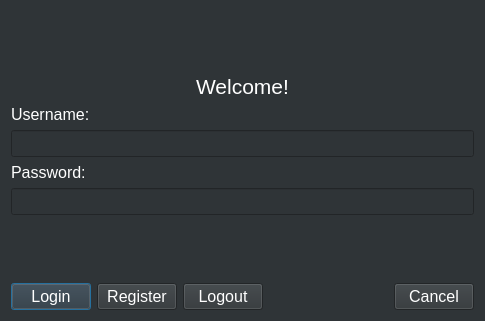
Old version of the form logindialog.ui in the repository alvi-khan/Marshal.
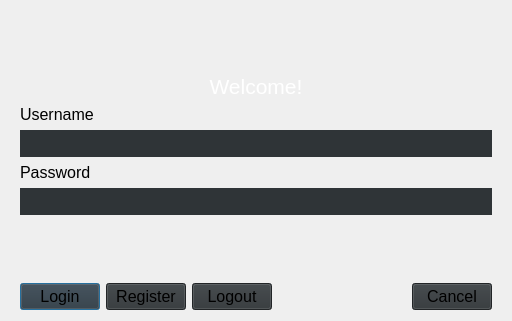
New version of the form.

```diff
--- a/logindialog.ui
+++ b/logindialog.ui
@@ -6,7 +6,7 @@
    <rect>
     <x>0</x>
     <y>0</y>
-    <width>485</width>
+    <width>512</width>
     <height>321</height>
    </rect>
   </property>
@@ -20,10 +20,25 @@
    <string>Dialog</string>
   </property>
   <property name="styleSheet">
-   <string notr="true">background-color: rgb(47, 52, 55);
-color: rgb(255, 255, 255);</string>
+   <string notr="true">background-color: rgb(46,46,46);
+color: rgb(255, 255, 255);
+QDialog#LoginDialog {
+padding-right: 20px;
+padding-left: 20px;
+}
+QPushButton:hover{
+background-color: red;
+}
+
+</string>
   </property>
   <layout class="QVBoxLayout" name="verticalLayout">
+   <property name="leftMargin">
+    <number>20</number>
+   </property>
+   <property name="rightMargin">
+    <number>20</number>
+   </property>
    <item>
     <spacer name="verticalSpacer_2">
      <property name="orientation">
@@ -45,6 +60,9 @@
        <pointsize>16</pointsize>
       </font>
      </property>
+     <property name="styleSheet">
+      <string notr="true">color: rgb(255, 255, 255);</string>
+     </property>
      <property name="text">
       <string>Welcome!</string>
      </property>
@@ -61,22 +79,29 @@
        <pointsize>12</pointsize>
       </font>
      </property>
-     <property name="text">
-      <string>Username:</string>
-     </property>
-    </widget>
-   </item>
-   <item>
-    <widget class="QLineEdit" name="username">
-     <property name="font">
-      <font>
-       <family>Segoe UI</family>
-       <pointsize>12</pointsize>
-      </font>
-     </property>
      <property name="styleSheet">
       <string notr="true"/>
      </property>
+     <property name="text">
+      <string>Username</string>
+     </property>
+    </widget>
+   </item>
+   <item>
+    <widget class="QLineEdit" name="username">
+     <property name="font">
+      <font>
+       <family>Segoe UI</family>
+       <pointsize>12</pointsize>
+      </font>
+     </property>
+     <property name="styleSheet">
+      <string notr="true">background-color: rgb(47,52,55);
+padding: 3px;</string>
+     </property>
+     <property name="frame">
+      <bool>false</bool>
+     </property>
     </widget>
    </item>
    <item>
@@ -88,7 +113,7 @@
       </font>
      </property>
      <property name="text">
-      <string>Password:</string>
+      <string>Password</string>
      </property>
     </widget>
    </item>
@@ -100,9 +125,16 @@
        <pointsize>12</pointsize>
       </font>
      </property>
+     <property name="styleSheet">
+      <string notr="true">background-color: rgb(47,52,55);
+padding: 3px;</string>
+     </property>
      <property name="inputMethodHints">
       <set>Qt::ImhHiddenText|Qt::ImhNoAutoUppercase|Qt::ImhNoPredictiveText|Qt::ImhSensitiveData</set>
      </property>
+     <property name="frame">
+      <bool>false</bool>
+     </property>
      <property name="echoMode">
       <enum>QLineEdit::Password</enum>
      </property>
@@ -131,6 +163,13 @@
          <pointsize>12</pointsize>
         </font>
        </property>
+       <property name="styleSheet">
+        <string notr="true">QPushButton{background-color: rgb(47,52,55);}
+
+
+QPushButton:hover 
+{ background-color: #3E3E3E; }</string>
+       </property>
        <property name="text">
         <string>Login</string>
        </property>
@@ -144,6 +183,13 @@
          <pointsize>12</pointsize>
         </font>
        </property>
+       <property name="styleSheet">
+        <string notr="true">QPushButton{background-color: rgb(47,52,55);}
+
+
+QPushButton:hover 
+{ background-color: #3E3E3E; }</string>
+       </property>
        <property name="text">
         <string>Register</string>
        </property>
@@ -160,6 +206,13 @@
          <pointsize>12</pointsize>
         </font>
        </property>
+       <property name="styleSheet">
+        <string notr="true">QPushButton{background-color: rgb(47,52,55);}
+
+
+QPushButton:hover 
+{ background-color: #3E3E3E; }</string>
+       </property>
        <property name="text">
         <string>Logout</string>
        </property>
@@ -186,6 +239,13 @@
          <pointsize>12</pointsize>
         </font>
        </property>
+       <property name="styleSheet">
+        <string notr="true">QPushButton{background-color: rgb(47,52,55);}
+
+
+QPushButton:hover 
+{ background-color: #3E3E3E; }</string>
+       </property>
        <property name="text">
         <string>Cancel</string>
        </property>
```
Left out of the diff: 5 changed lines with no effect on the pictures.
